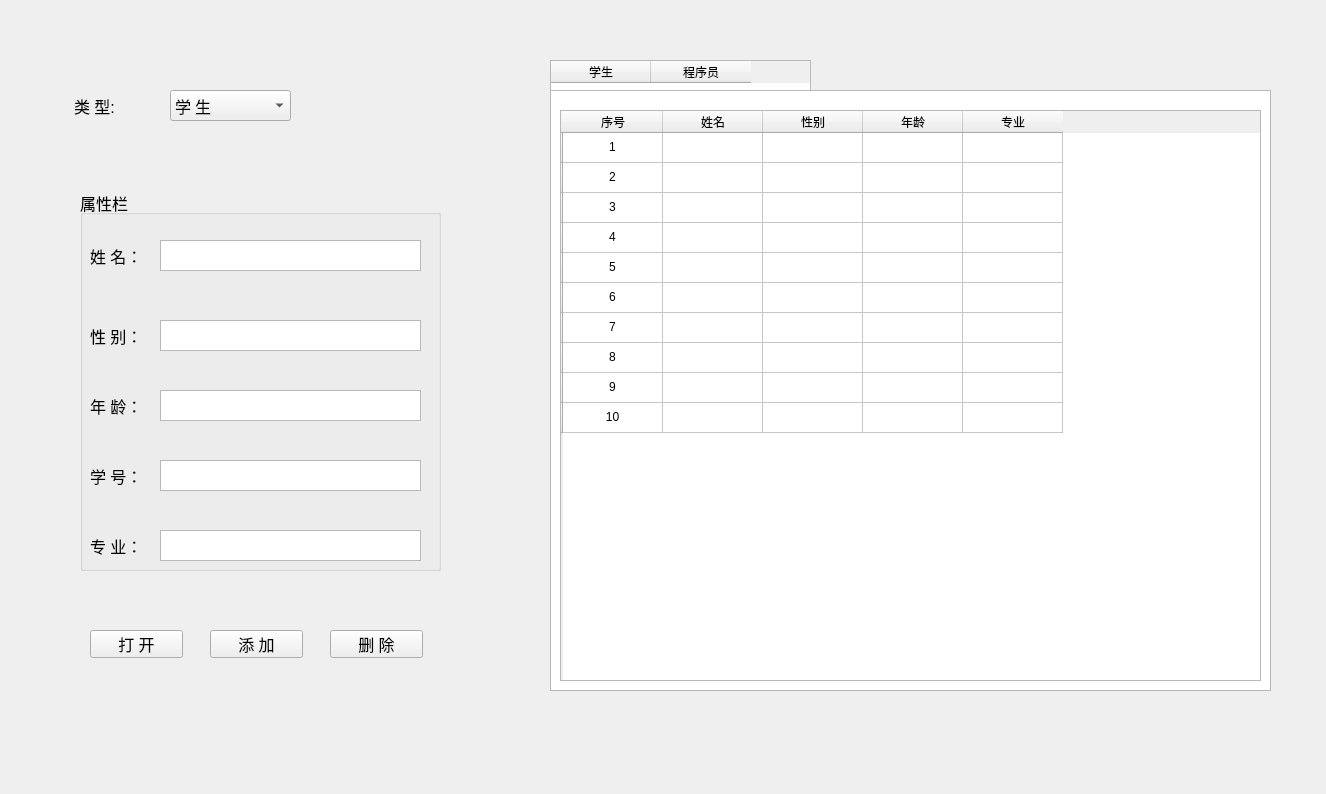
Qt form mainwidget.ui (xiadengmin/Peixun) before a commit.
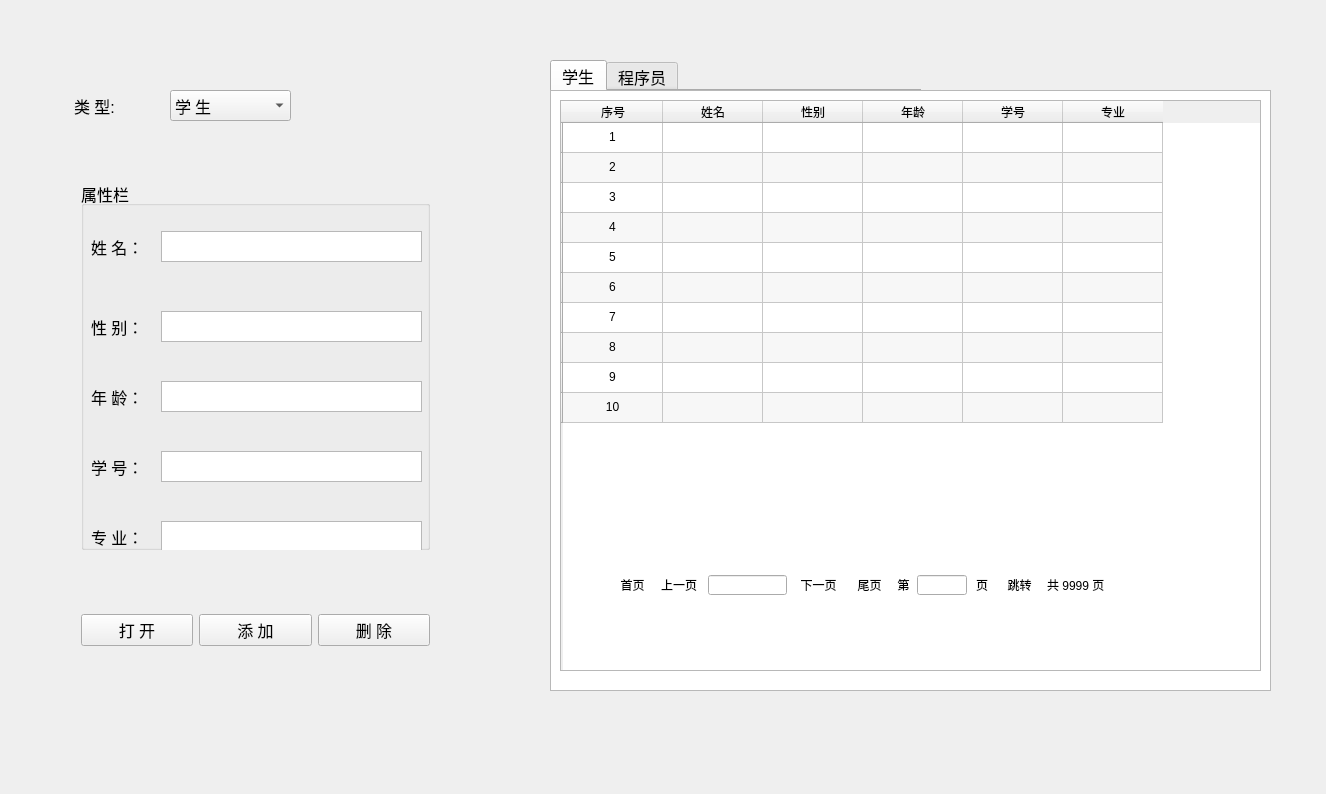
The same form after that commit.

What changed in the file:
```diff
--- a/mainwidget.ui
+++ b/mainwidget.ui
@@ -90,14 +90,59 @@
    <property name="geometry">
     <rect>
      <x>560</x>
-     <y>110</y>
+     <y>100</y>
      <width>701</width>
      <height>571</height>
     </rect>
    </property>
+   <property name="mouseTracking">
+    <bool>false</bool>
+   </property>
+   <property name="tabletTracking">
+    <bool>false</bool>
+   </property>
+   <property name="acceptDrops">
+    <bool>true</bool>
+   </property>
    <property name="inputMethodHints">
     <set>Qt::ImhNone</set>
    </property>
+   <property name="tabKeyNavigation">
+    <bool>true</bool>
+   </property>
+   <property name="showDropIndicator" stdset="0">
+    <bool>true</bool>
+   </property>
+   <property name="dragEnabled">
+    <bool>false</bool>
+   </property>
+   <property name="dragDropOverwriteMode">
+    <bool>true</bool>
+   </property>
+   <property name="alternatingRowColors">
+    <bool>true</bool>
+   </property>
+   <property name="sortingEnabled">
+    <bool>false</bool>
+   </property>
+   <attribute name="horizontalHeaderCascadingSectionResizes">
+    <bool>false</bool>
+   </attribute>
+   <attribute name="horizontalHeaderShowSortIndicator" stdset="0">
+    <bool>false</bool>
+   </attribute>
+   <attribute name="horizontalHeaderStretchLastSection">
+    <bool>false</bool>
+   </attribute>
+   <attribute name="verticalHeaderCascadingSectionResizes">
+    <bool>false</bool>
+   </attribute>
+   <attribute name="verticalHeaderShowSortIndicator" stdset="0">
+    <bool>false</bool>
+   </attribute>
+   <attribute name="verticalHeaderStretchLastSection">
+    <bool>false</bool>
+   </attribute>
    <row>
     <property name="text">
      <string/>
@@ -168,6 +213,11 @@
      <string>        年龄        </string>
     </property>
    </column>
+   <column>
+    <property name="text">
+     <string>        学号        </string>
+    </property>
+   </column>
    <column>
     <property name="text">
      <string>      专业      </string>
@@ -204,7 +254,7 @@
      <string/>
     </property>
    </item>
-   <item row="1" column="4">
+   <item row="1" column="5">
     <property name="text">
      <string/>
     </property>
@@ -287,15 +337,330 @@
     <string/>
    </property>
   </widget>
+  <widget class="QTableWidget" name="tableWidget_4">
+   <property name="geometry">
+    <rect>
+     <x>550</x>
+     <y>90</y>
+     <width>721</width>
+     <height>601</height>
+    </rect>
+   </property>
+  </widget>
+  <widget class="QLabel" name="firstPageLabel">
+   <property name="geometry">
+    <rect>
+     <x>610</x>
+     <y>570</y>
+     <width>45</width>
+     <height>30</height>
+    </rect>
+   </property>
+   <property name="minimumSize">
+    <size>
+     <width>45</width>
+     <height>0</height>
+    </size>
+   </property>
+   <property name="maximumSize">
+    <size>
+     <width>45</width>
+     <height>16777215</height>
+    </size>
+   </property>
+   <property name="toolTip">
+    <string>首页</string>
+   </property>
+   <property name="styleSheet">
+    <string notr="true">firstPageLabel//不指定特定对象，即对所有QLabel生效
+{
+	background-color:rgb(0,255,127);
+}
+</string>
+   </property>
+   <property name="text">
+    <string>首页</string>
+   </property>
+   <property name="alignment">
+    <set>Qt::AlignCenter</set>
+   </property>
+  </widget>
+  <widget class="QLabel" name="previousPageLabel">
+   <property name="geometry">
+    <rect>
+     <x>654</x>
+     <y>570</y>
+     <width>50</width>
+     <height>30</height>
+    </rect>
+   </property>
+   <property name="minimumSize">
+    <size>
+     <width>50</width>
+     <height>0</height>
+    </size>
+   </property>
+   <property name="maximumSize">
+    <size>
+     <width>50</width>
+     <height>16777215</height>
+    </size>
+   </property>
+   <property name="toolTip">
+    <string>上一页</string>
+   </property>
+   <property name="text">
+    <string>上一页</string>
+   </property>
+   <property name="alignment">
+    <set>Qt::AlignCenter</set>
+   </property>
+  </widget>
+  <widget class="QLabel" name="nextPageLabel">
+   <property name="geometry">
+    <rect>
+     <x>793</x>
+     <y>570</y>
+     <width>51</width>
+     <height>30</height>
+    </rect>
+   </property>
+   <property name="minimumSize">
+    <size>
+     <width>0</width>
+     <height>0</height>
+    </size>
+   </property>
+   <property name="maximumSize">
+    <size>
+     <width>16777215</width>
+     <height>16777215</height>
+    </size>
+   </property>
+   <property name="toolTip">
+    <string>下一页</string>
+   </property>
+   <property name="text">
+    <string>下一页</string>
+   </property>
+   <property name="alignment">
+    <set>Qt::AlignCenter</set>
+   </property>
+  </widget>
+  <widget class="QLabel" name="gotoPageLabel">
+   <property name="geometry">
+    <rect>
+     <x>997</x>
+     <y>570</y>
+     <width>45</width>
+     <height>30</height>
+    </rect>
+   </property>
+   <property name="minimumSize">
+    <size>
+     <width>45</width>
+     <height>0</height>
+    </size>
+   </property>
+   <property name="maximumSize">
+    <size>
+     <width>45</width>
+     <height>16777215</height>
+    </size>
+   </property>
+   <property name="toolTip">
+    <string>跳转</string>
+   </property>
+   <property name="text">
+    <string>跳转</string>
+   </property>
+   <property name="alignment">
+    <set>Qt::AlignCenter</set>
+   </property>
+  </widget>
+  <widget class="QLabel" name="label_7">
+   <property name="geometry">
+    <rect>
+     <x>891</x>
+     <y>570</y>
+     <width>25</width>
+     <height>30</height>
+    </rect>
+   </property>
+   <property name="minimumSize">
+    <size>
+     <width>0</width>
+     <height>0</height>
+    </size>
+   </property>
+   <property name="maximumSize">
+    <size>
+     <width>16777215</width>
+     <height>16777215</height>
+    </size>
+   </property>
+   <property name="text">
+    <string>第</string>
+   </property>
+   <property name="alignment">
+    <set>Qt::AlignCenter</set>
+   </property>
+  </widget>
+  <widget class="QLineEdit" name="gotopage">
+   <property name="geometry">
+    <rect>
+     <x>917</x>
+     <y>575</y>
+     <width>50</width>
+     <height>20</height>
+    </rect>
+   </property>
+   <property name="minimumSize">
+    <size>
+     <width>50</width>
+     <height>0</height>
+    </size>
+   </property>
+   <property name="maximumSize">
+    <size>
+     <width>50</width>
+     <height>16777215</height>
+    </size>
+   </property>
+   <property name="alignment">
+    <set>Qt::AlignCenter</set>
+   </property>
+  </widget>
+  <widget class="QLineEdit" name="curpage">
+   <property name="enabled">
+    <bool>true</bool>
+   </property>
+   <property name="geometry">
+    <rect>
+     <x>708</x>
+     <y>575</y>
+     <width>79</width>
+     <height>20</height>
+    </rect>
+   </property>
+   <property name="minimumSize">
+    <size>
+     <width>0</width>
+     <height>0</height>
+    </size>
+   </property>
+   <property name="maximumSize">
+    <size>
+     <width>16777215</width>
+     <height>16777215</height>
+    </size>
+   </property>
+   <property name="alignment">
+    <set>Qt::AlignCenter</set>
+   </property>
+  </widget>
+  <widget class="QLabel" name="label_8">
+   <property name="geometry">
+    <rect>
+     <x>967</x>
+     <y>570</y>
+     <width>30</width>
+     <height>30</height>
+    </rect>
+   </property>
+   <property name="minimumSize">
+    <size>
+     <width>30</width>
+     <height>0</height>
+    </size>
+   </property>
+   <property name="maximumSize">
+    <size>
+     <width>30</width>
+     <height>16777215</height>
+    </size>
+   </property>
+   <property name="text">
+    <string>页</string>
+   </property>
+   <property name="alignment">
+    <set>Qt::AlignCenter</set>
+   </property>
+  </widget>
+  <widget class="QLabel" name="lastPageLabel">
+   <property name="geometry">
+    <rect>
+     <x>847</x>
+     <y>570</y>
+     <width>45</width>
+     <height>30</height>
+    </rect>
+   </property>
+   <property name="minimumSize">
+    <size>
+     <width>45</width>
+     <height>0</height>
+    </size>
+   </property>
+   <property name="maximumSize">
+    <size>
+     <width>45</width>
+     <height>16777215</height>
+    </size>
+   </property>
+   <property name="toolTip">
+    <string>尾页</string>
+   </property>
+   <property name="text">
+    <string>尾页</string>
+   </property>
+   <property name="alignment">
+    <set>Qt::AlignCenter</set>
+   </property>
+  </widget>
+  <widget class="QLabel" name="pagetotal">
+   <property name="geometry">
+    <rect>
+     <x>1047</x>
+     <y>570</y>
+     <width>181</width>
+     <height>30</height>
+    </rect>
+   </property>
+   <property name="minimumSize">
+    <size>
+     <width>0</width>
+     <height>0</height>
+    </size>
+   </property>
+   <property name="maximumSize">
+    <size>
+     <width>16777215</width>
+     <height>16777215</height>
+    </size>
+   </property>
+   <property name="toolTip">
+    <string/>
+   </property>
+   <property name="text">
+    <string>共 9999 页</string>
+   </property>
+   <property name="alignment">
+    <set>Qt::AlignLeading|Qt::AlignLeft|Qt::AlignVCenter</set>
+   </property>
+  </widget>
+  <widget class="QWidget" name="verticalLayoutWidget">
+   <property name="geometry">
+    <rect>
+     <x>70</x>
+     <y>170</y>
+     <width>371</width>
+     <height>391</height>
+    </rect>
+   </property>
+   <layout class="QVBoxLayout" name="verticalLayout">
+    <item>
   <widget class="QGroupBox" name="groupBox">
-   <property name="geometry">
-    <rect>
-     <x>80</x>
-     <y>190</y>
-     <width>361</width>
-     <height>381</height>
-    </rect>
-   </property>
    <property name="font">
     <font>
      <pointsize>12</pointsize>
@@ -520,35 +885,21 @@
     </property>
    </widget>
   </widget>
-  <widget class="QTableWidget" name="tableWidget_3">
+    </item>
+   </layout>
+  </widget>
+  <widget class="QWidget" name="horizontalLayoutWidget">
    <property name="geometry">
     <rect>
-     <x>550</x>
-     <y>60</y>
-     <width>261</width>
-     <height>31</height>
+     <x>70</x>
+     <y>590</y>
+     <width>371</width>
+     <height>81</height>
     </rect>
    </property>
-   <column>
-    <property name="text">
-     <string>学生</string>
-    </property>
-   </column>
-   <column>
-    <property name="text">
-     <string>程序员</string>
-    </property>
-   </column>
-  </widget>
+   <layout class="QHBoxLayout" name="horizontalLayout">
+    <item>
   <widget class="QPushButton" name="pushButton">
-   <property name="geometry">
-    <rect>
-     <x>90</x>
-     <y>630</y>
-     <width>93</width>
-     <height>28</height>
-    </rect>
-   </property>
    <property name="font">
     <font>
      <pointsize>12</pointsize>
@@ -558,15 +909,9 @@
     <string>打 开</string>
    </property>
   </widget>
+    </item>
+    <item>
   <widget class="QPushButton" name="pushButton_2">
-   <property name="geometry">
-    <rect>
-     <x>210</x>
-     <y>630</y>
-     <width>93</width>
-     <height>28</height>
-    </rect>
-   </property>
    <property name="font">
     <font>
      <pointsize>12</pointsize>
@@ -576,15 +921,9 @@
     <string>添 加</string>
    </property>
   </widget>
+    </item>
+    <item>
   <widget class="QPushButton" name="pushButton_3">
-   <property name="geometry">
-    <rect>
-     <x>330</x>
-     <y>630</y>
-     <width>93</width>
-     <height>28</height>
-    </rect>
-   </property>
    <property name="font">
     <font>
      <pointsize>12</pointsize>
@@ -594,42 +933,55 @@
     <string>删 除</string>
    </property>
   </widget>
-  <widget class="QTableWidget" name="tableWidget_4">
-   <property name="geometry">
-    <rect>
-     <x>550</x>
-     <y>90</y>
-     <width>721</width>
-     <height>601</height>
-    </rect>
-   </property>
+    </item>
+   </layout>
   </widget>
-  <widget class="QStackedWidget" name="stackedWidget">
+  <widget class="QTabWidget" name="tabWidget">
    <property name="geometry">
     <rect>
-     <x>580</x>
-     <y>550</y>
-     <width>161</width>
+     <x>550</x>
+     <y>60</y>
+     <width>371</width>
      <height>80</height>
     </rect>
    </property>
+   <property name="font">
+    <font>
+     <pointsize>12</pointsize>
+    </font>
+   </property>
    <property name="currentIndex">
     <number>0</number>
    </property>
-   <widget class="QWidget" name="page"/>
-   <widget class="QWidget" name="page_2"/>
-  </widget>
+   <widget class="QWidget" name="tab">
+    <attribute name="title">
+     <string>学生</string>
+    </attribute>
+   </widget>
+   <widget class="QWidget" name="tab_2">
+    <attribute name="title">
+     <string>程序员</string>
+    </attribute>
+   </widget>
+  </widget>
+  <zorder>tabWidget</zorder>
   <zorder>tableWidget_4</zorder>
-  <zorder>tableWidget_3</zorder>
+  <zorder>tableWidget</zorder>
   <zorder>textBrowser</zorder>
   <zorder>comboBox</zorder>
-  <zorder>tableWidget</zorder>
   <zorder>label</zorder>
-  <zorder>groupBox</zorder>
-  <zorder>pushButton</zorder>
-  <zorder>pushButton_2</zorder>
-  <zorder>pushButton_3</zorder>
-  <zorder>stackedWidget</zorder>
+  <zorder>firstPageLabel</zorder>
+  <zorder>previousPageLabel</zorder>
+  <zorder>nextPageLabel</zorder>
+  <zorder>gotoPageLabel</zorder>
+  <zorder>label_7</zorder>
+  <zorder>gotopage</zorder>
+  <zorder>curpage</zorder>
+  <zorder>label_8</zorder>
+  <zorder>lastPageLabel</zorder>
+  <zorder>pagetotal</zorder>
+  <zorder>verticalLayoutWidget</zorder>
+  <zorder>horizontalLayoutWidget</zorder>
  </widget>
  <layoutdefault spacing="6" margin="11"/>
  <resources/>
```
Lines whose indentation alone changed are shown as unchanged.
